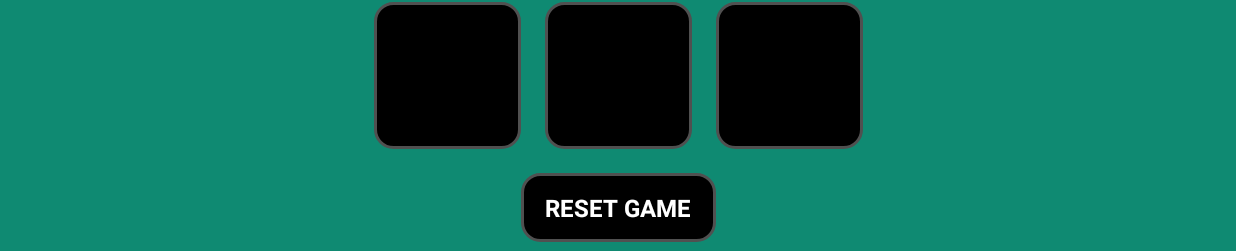
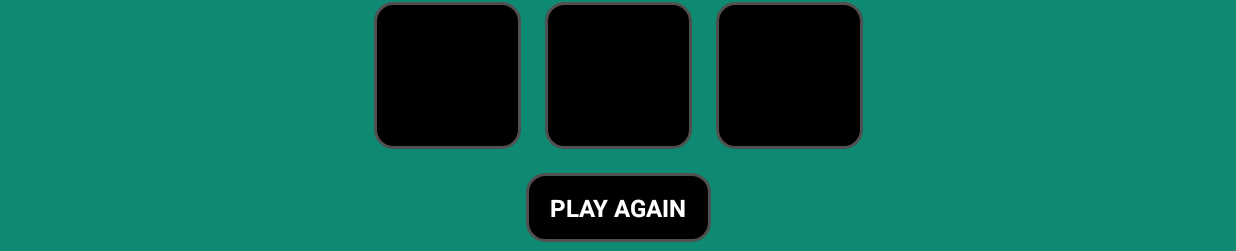
Before and after one commit to eFortsHub/TicTacToe, an Android app: the screen it shows after launch (MainActivity), on a phone screen of 824 x 412 dp (held sideways). Shown: the part 364-615 px from the top of the screen. Run offline under Robolectric (Android 15) with nearby library versions, the phone set to English and light mode, and no system bars.

Commit message:
H. Bappi eFortsHub Youtube Tutorial

```diff
--- a/app/src/main/java/com/efortshub/youtube/tictactoe/MainActivity.java
+++ b/app/src/main/java/com/efortshub/youtube/tictactoe/MainActivity.java
@@ -3,12 +3,12 @@ import androidx.appcompat.app.AlertDialog;
 import androidx.appcompat.app.AppCompatActivity;
 import androidx.core.content.ContextCompat;
 
-import android.content.DialogInterface;
+import android.annotation.SuppressLint;
 import android.content.Intent;
+import android.graphics.Color;
 import android.media.MediaPlayer;
 import android.os.Bundle;
 import android.util.Log;
-import android.view.View;
 import android.view.animation.Animation;
 import android.view.animation.AnimationUtils;
 import android.widget.TextView;
@@ -17,12 +17,9 @@ import android.widget.Toast;
 import com.efortshub.youtube.tictactoe.databinding.ActivityMainBinding;
 import com.efortshub.youtube.tictactoe.databinding.DialogSetPayersNameBinding;
 
-import org.w3c.dom.Text;
-
-import java.lang.annotation.Repeatable;
 import java.util.ArrayList;
 import java.util.List;
-import java.util.Objects;
+import java.util.Locale;
 
 /**
  * Created by H. Bappi on  12:08 PM 9/13/21.
@@ -41,6 +38,9 @@ public class MainActivity extends AppCompatActivity {
     String gameSymbolPlayerTwo = "O";
     MediaPlayer mpClicked, mpError, mpWinner;
     private boolean isGameOver = false;
+    List<PlayerTurn> winnerList = new ArrayList<>();
+
+
 
     enum PlayerTurn{
         PLAYER_ONE,
@@ -89,6 +89,9 @@ public class MainActivity extends AppCompatActivity {
 
             if (playerOne.trim().isEmpty() || playerTwo.trim().isEmpty()){
                 Toast.makeText(MainActivity.this, "Please set player name", Toast.LENGTH_SHORT).show();
+            }else if (playerOne.trim().toLowerCase(Locale.ROOT).equals(playerTwo.trim().toLowerCase(Locale.ROOT))){
+                Toast.makeText(MainActivity.this, "Two player's can't have same name", Toast.LENGTH_SHORT).show();
+
             }else {
                 this.player1 = playerOne;
                 this.player2 = playerTwo;
@@ -108,6 +111,8 @@ public class MainActivity extends AppCompatActivity {
     private void startGame() {
 
         playerTurn = PlayerTurn.PLAYER_ONE;
+        binding.llBgPlayerTwo.setBackground(ContextCompat.getDrawable(MainActivity.this, R.drawable.transparent));
+        binding.llBgPlayerOne.setBackground(ContextCompat.getDrawable(MainActivity.this, R.drawable.bg_player_turn));
 
         binding.tvPlayerOne.setText(player1);
         binding.tvPlayerTwo.setText(player2);
@@ -115,12 +120,16 @@ public class MainActivity extends AppCompatActivity {
        // binding.tvTurn.setText(player1);
 
 
-        binding.btnResetGame.setOnClickListener((v)->{
+        binding.btnResetGame.setOnClickListener((v)->{/*
             Intent i = new Intent(MainActivity.this, MainActivity.class);
             i.putExtra("p1", player1);
             i.putExtra("p2", player2);
             startActivity(i);
             finish();
+*/
+
+            isGameOver= false;
+            startGame();
 
         });
 
@@ -133,22 +142,22 @@ public class MainActivity extends AppCompatActivity {
     private void initializeListener(TextView... btns) {
 
         for (TextView btn: btns){
+            btn.setEnabled(true);
+            btn.setText("");
+            btn.setTextColor(Color.WHITE);
+            btn.setBackground(ContextCompat.getDrawable(MainActivity.this,
+                    R.drawable.bg_clicable_black));
+
             btn.setOnClickListener(view -> {
 
                 if (!isGameOver) {
                     gameClicked(btns, btn);
 
-                    if (mpClicked.isPlaying()){
-                        mpClicked.stop();
                     mpClicked.seekTo(0);
-                    }
                     mpClicked.start();
                 }else {
 
-                    if (mpError.isPlaying()){
-                        mpError.stop();
                     mpError.seekTo(0);
-                    }
                     mpError.start();
                     Animation animation = AnimationUtils.loadAnimation(MainActivity.this, R.anim.anim_matches);
                     binding.btnResetGame.startAnimation(animation);
@@ -186,11 +195,22 @@ public class MainActivity extends AppCompatActivity {
                 btn.setText(gameSymbolPlayerOne);
                 playerTurn = PlayerTurn.PLAYER_TWO;
                // binding.tvTurn.setText(player2);
+                binding.llBgPlayerTwo.setBackground(ContextCompat.getDrawable(MainActivity.this, R.drawable.bg_player_turn));
+
+                binding.llBgPlayerOne.setBackground(ContextCompat.getDrawable(MainActivity.this, R.drawable.transparent));
+
+
                 break;
             case PLAYER_TWO:
                 btn.setText(gameSymbolPlayerTwo);
                 playerTurn = PlayerTurn.PLAYER_ONE;
+                binding.llBgPlayerTwo.setBackground(ContextCompat.getDrawable(MainActivity.this, R.drawable.transparent));
+
+                binding.llBgPlayerOne.setBackground(ContextCompat.getDrawable(MainActivity.this, R.drawable.bg_player_turn));
+
                 // binding.tvTurn.setText(player1);
+
+
 
                 break;
             default:
@@ -215,117 +235,6 @@ public class MainActivity extends AppCompatActivity {
         checkCondition(condition7, btns);
         checkCondition(condition8, btns);
 
-        /*
-        if (!result1.isEmpty()){
-            if (result1.equals(player1)){
-                binding.llBcPlayerOne.setBackground(ContextCompat.getDrawable(MainActivity.this, R.drawable.bg_black_clicked));
-            }else if (result1.equals(player2)){
-
-                binding.llBgPlayerTwo.setBackground(ContextCompat.getDrawable(MainActivity.this, R.drawable.bg_black_clicked));
-            }
-
-        }else if (!result2.isEmpty()){
-            if (result2.equals(player1)){
-
-                binding.llBcPlayerOne.setBackground(ContextCompat.getDrawable(MainActivity.this, R.drawable.bg_black_clicked));
-        }else if (result2.equals(player2)){
-                binding.llBgPlayerTwo.setBackground(ContextCompat.getDrawable(MainActivity.this, R.drawable.bg_black_clicked));
-
-        }
-
-
-        }else if (!result3.isEmpty()){
-            if (result3.equals(player1)){
-
-                binding.llBcPlayerOne.setBackground(ContextCompat.getDrawable(MainActivity.this, R.drawable.bg_black_clicked));
-            }else if (result3.equals(player2)){
-                binding.llBgPlayerTwo.setBackground(ContextCompat.getDrawable(MainActivity.this, R.drawable.bg_black_clicked));
-
-            }
-
-
-        }else if (!result4.isEmpty()){
-            if (result4.equals(player1)){
-
-                binding.llBcPlayerOne.setBackground(ContextCompat.getDrawable(MainActivity.this, R.drawable.bg_black_clicked));
-            }else if (result4.equals(player2)){
-                binding.llBgPlayerTwo.setBackground(ContextCompat.getDrawable(MainActivity.this, R.drawable.bg_black_clicked));
-
-            }
-
-        }else if (!result5.isEmpty()){
-            if (result5.equals(player1)){
-
-                binding.llBcPlayerOne.setBackground(ContextCompat.getDrawable(MainActivity.this, R.drawable.bg_black_clicked));
-            }else if (result5.equals(player2)){
-                binding.llBgPlayerTwo.setBackground(ContextCompat.getDrawable(MainActivity.this, R.drawable.bg_black_clicked));
-
-            }
-
-
-        }else if (!result6.isEmpty()){
-            if (result6.equals(player1)){
-                binding.llBcPlayerOne.setBackground(ContextCompat.getDrawable(MainActivity.this, R.drawable.bg_black_clicked));
-
-            }else if (result6.equals(player2)){
-                binding.llBgPlayerTwo.setBackground(ContextCompat.getDrawable(MainActivity.this, R.drawable.bg_black_clicked));
-
-            }
-
-
-        }else if (!result7.isEmpty()){
-            if (result7.equals(player1)){
-                binding.llBcPlayerOne.setBackground(ContextCompat.getDrawable(MainActivity.this, R.drawable.bg_black_clicked));
-
-            }else if (result7.equals(player2)){
-                binding.llBgPlayerTwo.setBackground(ContextCompat.getDrawable(MainActivity.this, R.drawable.bg_black_clicked));
-
-            }
-
-        }else if (!result8.isEmpty()){
-            if (result8.equals(player1)){
-                binding.llBcPlayerOne.setBackground(ContextCompat.getDrawable(MainActivity.this, R.drawable.bg_black_clicked));
-
-            }else if (result8.equals(player2)){
-                binding.llBgPlayerTwo.setBackground(ContextCompat.getDrawable(MainActivity.this, R.drawable.bg_black_clicked));
-
-            }
-
-
-
-        }
-
-        */
-
-
-        /*
-        if (!binding.tvWinner.getText().toString().equals("N/A")){
-
-            if (mpWinner.isPlaying()){
-                mpWinner.stop();
-                mpWinner.seekTo(0);
-            }
-            mpWinner.start();
-
-          *//*
-            new AlertDialog.Builder(MainActivity.this)
-            .setTitle("Winner Found")
-            .setMessage(binding.tvWinner.getText().toString()+" is winner.")
-            .setPositiveButton("Restart", new DialogInterface.OnClickListener() {
-                @Override
-                public void onClick(DialogInterface dialogInterface, int i) {
-                    recreate();
-
-                }
-            })
-            .setCancelable(false)
-                    .create().show();
-
-            *//*
-
-        }
-*/
-
     }
     private void checkCondition(int[] condition, TextView[] btns) {
         String result = "";
@@ -341,13 +250,11 @@ public class MainActivity extends AppCompatActivity {
 
         if (result.equals("XXX")){
             isGameOver = true;
-            if (mpWinner.isPlaying()){
-                mpWinner.stop();
             mpWinner.seekTo(0);
-            }
             mpWinner.start();
             Animation animation = AnimationUtils.loadAnimation(MainActivity.this, R.anim.anim_matches);
 
+            binding.llBgPlayerOne.startAnimation(animation);
             for (TextView v: tvlist) {
                 v.startAnimation(animation);
 
@@ -356,9 +263,8 @@ public class MainActivity extends AppCompatActivity {
 
             }
 
-            binding.llBcPlayerOne.setBackground(ContextCompat.getDrawable(MainActivity.this, R.drawable.bg_black_clicked));
-
-
+            binding.llBgPlayerTwo.setBackground(ContextCompat.getDrawable(MainActivity.this, R.drawable.transparent));
+            binding.llBgPlayerOne.setBackground(ContextCompat.getDrawable(MainActivity.this, R.drawable.bg_black_clicked));
 
             setGameOverView(PlayerTurn.PLAYER_ONE);
 
@@ -366,11 +272,11 @@ public class MainActivity extends AppCompatActivity {
         }else if (result.equals("OOO")){
             isGameOver = true;
             if (mpWinner.isPlaying()){
-                mpWinner.stop();
                 mpWinner.seekTo(0);
             }
             mpWinner.start();
             Animation animation = AnimationUtils.loadAnimation(MainActivity.this, R.anim.anim_matches);
+            binding.llBgPlayerTwo.startAnimation(animation);
             for (TextView v: tvlist) {
                 v.startAnimation(animation);
 
@@ -380,18 +286,39 @@ public class MainActivity extends AppCompatActivity {
             }
 
             binding.llBgPlayerTwo.setBackground(ContextCompat.getDrawable(MainActivity.this, R.drawable.bg_black_clicked));
-
+            binding.llBgPlayerOne.setBackground(ContextCompat.getDrawable(MainActivity.this, R.drawable.transparent));
 
             setGameOverView(PlayerTurn.PLAYER_TWO);
 
-
+        }
     }
 
+    @SuppressLint("SetTextI18n")
+    private void setGameOverView(PlayerTurn player) {
+        winnerList.add(player);
+        binding.tvTotalGamePlayerOne.setText(winnerList.size()+"");
+        binding.tvTotalGamePlayerTwo.setText(winnerList.size()+"");
+        int winnerCountPlayerOne=0, winnerCountPlayerTwo =0;
+
+        for (PlayerTurn plr: winnerList){
+            switch (plr){
+                case PLAYER_ONE:
+                    winnerCountPlayerOne++;
+                    break;
+                case PLAYER_TWO:
+                    winnerCountPlayerTwo++;
+            }
         }
 
-    private void setGameOverView(PlayerTurn player) {
+        int losePlayerOne = winnerList.size()-winnerCountPlayerOne;
+        int losePlayerTwo = winnerList.size()-winnerCountPlayerTwo;
 
 
+        binding.tvWinPlayerOne.setText(String.valueOf(winnerCountPlayerOne));
+        binding.tvLosePlayerOne.setText(String.valueOf(losePlayerOne));
+
+        binding.tvWinPlayerTwo.setText(String.valueOf(winnerCountPlayerTwo));
+        binding.tvLosePlayerTwo.setText(String.valueOf(losePlayerTwo));
 
 
 
--- a/app/src/main/res/anim/anim_matches.xml
+++ b/app/src/main/res/anim/anim_matches.xml
@@ -15,10 +15,10 @@
         android:pivotX="50%"
         android:pivotY="50%"
         android:fromXScale="1.0"
-        android:toXScale="1.2"
+        android:toXScale="1.15"
         android:fromYScale="1.0"
-        android:toYScale="1.2"
-        android:duration="350"
+        android:toYScale="1.15"
+        android:duration="300"
         android:repeatMode="reverse"
         android:repeatCount="5"/>
 
--- /dev/null
+++ b/app/src/main/res/drawable/bg_player_turn.xml
@@ -0,0 +1,8 @@
+<?xml version="1.0" encoding="utf-8"?>
+<shape xmlns:android="http://schemas.android.com/apk/res/android"
+    android:shape="rectangle">
+
+    <solid android:color="#1BF4FB"/>
+    <corners android:radius="12dp"/>
+    <stroke android:color="#000000" android:width="3dp"/>
+</shape>
--- a/app/src/main/res/layout/activity_main.xml
+++ b/app/src/main/res/layout/activity_main.xml
@@ -275,7 +275,7 @@
         android:paddingTop="12dp"
         android:paddingEnd="16dp"
         android:paddingBottom="12dp"
-        android:text="Reset game"
+        android:text="Play Again"
         android:textAllCaps="true"
         android:textColor="@color/white"
         android:textSize="16sp"
@@ -288,7 +288,7 @@
 
     <androidx.appcompat.widget.LinearLayoutCompat
 
-        android:id="@+id/ll_bc_player_one"
+        android:id="@+id/ll_bg_player_one"
         android:layout_width="0dp"
         android:layout_height="wrap_content"
         android:layout_margin="8dp"
```
Lines whose indentation alone changed are shown as unchanged.
